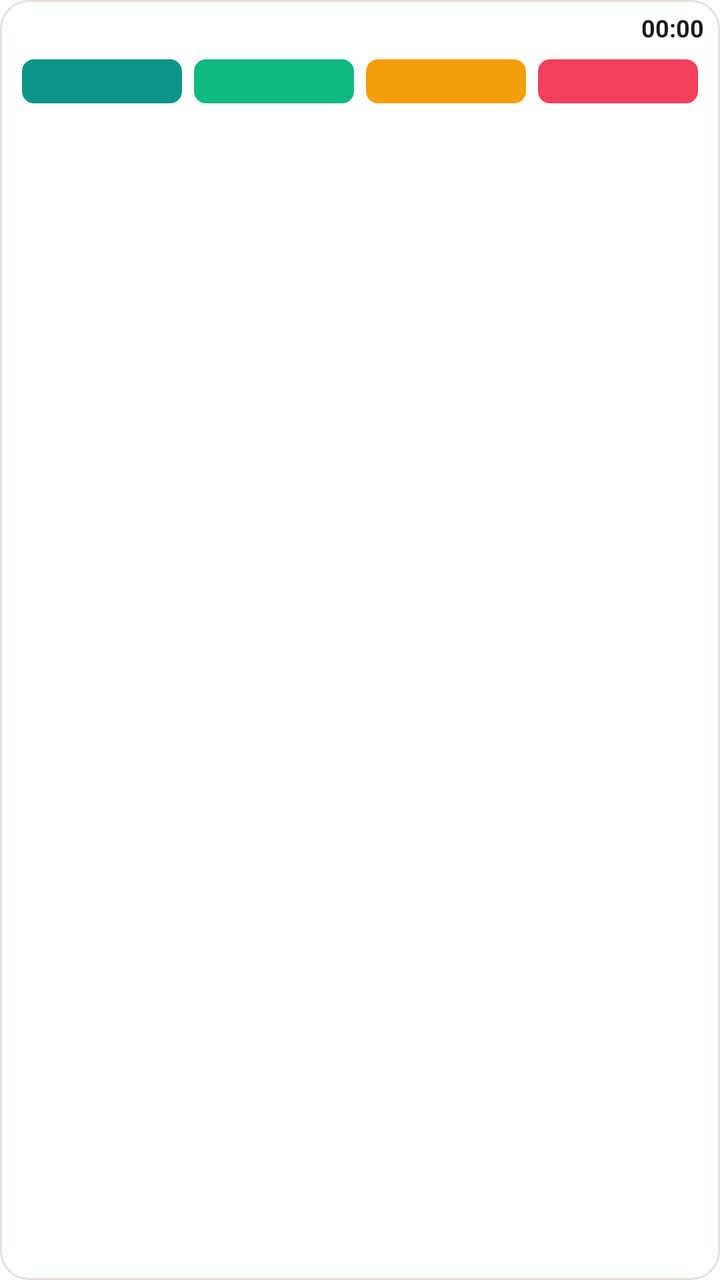
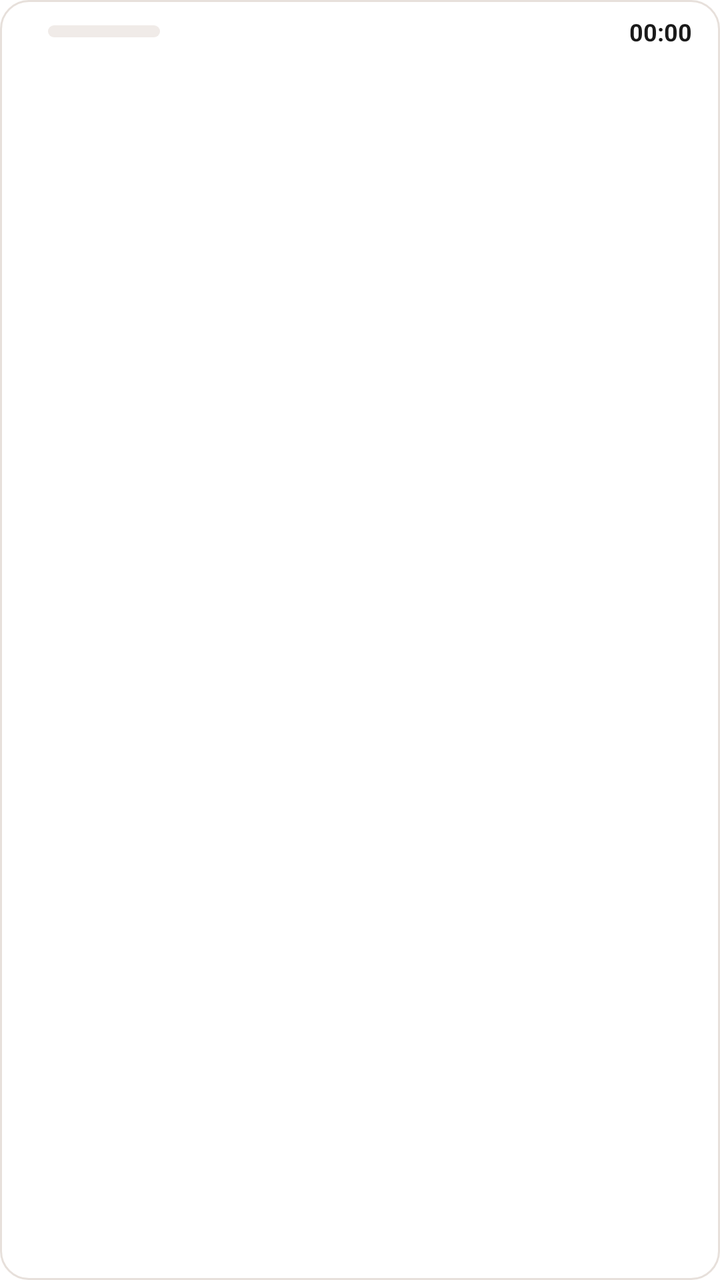

Two renders of the same Android screen: before a commit and after it. Below are the layout's source before the change and the commit's diff.
<!-- AndroidManifest.xml: fallback theme Theme.MaterialComponents.DayNight.NoActionBar -->
<!-- res/layout/okuma_day_card_small.xml -->
<?xml version="1.0" encoding="utf-8"?>
<LinearLayout xmlns:android="http://schemas.android.com/apk/res/android"
  android:layout_width="match_parent" android:layout_height="wrap_content"
  android:background="@drawable/okuma_card_bg" android:orientation="vertical" android:paddingLeft="8dp" android:paddingRight="8dp" android:paddingTop="5dp" android:paddingBottom="2dp">
  <LinearLayout android:layout_width="match_parent" android:layout_height="wrap_content" android:gravity="center_vertical" android:orientation="horizontal">
    <TextView android:id="@+id/title" android:layout_width="0dp" android:layout_height="wrap_content" android:layout_weight="1" android:fontFamily="serif"
      android:maxLines="1" android:ellipsize="end" android:textColor="@color/okuma_fg" android:textSize="13sp" android:textStyle="bold" />
    <TextView android:id="@+id/count" android:layout_width="wrap_content" android:layout_height="wrap_content" android:layout_marginRight="6dp"
      android:textColor="@color/okuma_muted" android:textSize="11sp" android:textStyle="bold" />
    <Chronometer android:id="@+id/countdown" android:layout_width="wrap_content" android:layout_height="wrap_content"
      android:textColor="@color/okuma_fg" android:textSize="12sp" android:textStyle="bold" />
  </LinearLayout>
  <LinearLayout android:layout_width="match_parent" android:layout_height="wrap_content" android:orientation="horizontal">

    <FrameLayout android:id="@+id/btn_kefaret_slot" android:layout_width="0dp" android:layout_height="36dp" android:layout_weight="1"
      android:layout_marginLeft="2dp" android:layout_marginRight="2dp">
      <TextView android:id="@+id/btn_kefaret" android:layout_width="match_parent" android:layout_height="24dp" android:layout_gravity="center_vertical"
        android:background="@drawable/okuma_btn_kefaret" android:gravity="center" android:maxLines="1" android:ellipsize="end"
        android:textColor="#FFFFFF" android:textSize="10sp" android:textStyle="bold" />
      <TextView android:id="@+id/btn_kefaret_top" android:layout_width="wrap_content" android:layout_height="wrap_content"
        android:layout_gravity="top|end" android:background="@drawable/okuma_notch_kefaret" android:paddingLeft="3dp" android:paddingRight="3dp"
        android:textColor="@color/okuma_kefaret" android:textSize="7.5sp" android:textStyle="bold" android:visibility="gone" />
      <TextView android:id="@+id/btn_kefaret_bot" android:layout_width="wrap_content" android:layout_height="wrap_content"
        android:layout_gravity="bottom|end" android:background="@drawable/okuma_notch_none" android:paddingLeft="3dp" android:paddingRight="3dp"
        android:textColor="@color/okuma_none" android:textSize="7.5sp" android:textStyle="bold" android:visibility="gone" />
    </FrameLayout>
    <FrameLayout android:id="@+id/btn_read_slot" android:layout_width="0dp" android:layout_height="36dp" android:layout_weight="1"
      android:layout_marginLeft="2dp" android:layout_marginRight="2dp">
      <TextView android:id="@+id/btn_read" android:layout_width="match_parent" android:layout_height="24dp" android:layout_gravity="center_vertical"
        android:background="@drawable/okuma_btn_read" android:gravity="center" android:maxLines="1" android:ellipsize="end"
        android:textColor="#FFFFFF" android:textSize="10sp" android:textStyle="bold" />
      <TextView android:id="@+id/btn_read_top" android:layout_width="wrap_content" android:layout_height="wrap_content"
        android:layout_gravity="top|end" android:background="@drawable/okuma_notch_read" android:paddingLeft="3dp" android:paddingRight="3dp"
        android:textColor="@color/okuma_read" android:textSize="7.5sp" android:textStyle="bold" android:visibility="gone" />
      <TextView android:id="@+id/btn_read_bot" android:layout_width="wrap_content" android:layout_height="wrap_content"
        android:layout_gravity="bottom|end" android:background="@drawable/okuma_notch_none" android:paddingLeft="3dp" android:paddingRight="3dp"
        android:textColor="@color/okuma_none" android:textSize="7.5sp" android:textStyle="bold" android:visibility="gone" />
    </FrameLayout>
    <FrameLayout android:id="@+id/btn_min_slot" android:layout_width="0dp" android:layout_height="36dp" android:layout_weight="1"
      android:layout_marginLeft="2dp" android:layout_marginRight="2dp">
      <TextView android:id="@+id/btn_min" android:layout_width="match_parent" android:layout_height="24dp" android:layout_gravity="center_vertical"
        android:background="@drawable/okuma_btn_min" android:gravity="center" android:maxLines="1" android:ellipsize="end"
        android:textColor="#FFFFFF" android:textSize="10sp" android:textStyle="bold" />
      <TextView android:id="@+id/btn_min_top" android:layout_width="wrap_content" android:layout_height="wrap_content"
        android:layout_gravity="top|end" android:background="@drawable/okuma_notch_min" android:paddingLeft="3dp" android:paddingRight="3dp"
        android:textColor="@color/okuma_min" android:textSize="7.5sp" android:textStyle="bold" android:visibility="gone" />
      <TextView android:id="@+id/btn_min_bot" android:layout_width="wrap_content" android:layout_height="wrap_content"
        android:layout_gravity="bottom|end" android:background="@drawable/okuma_notch_none" android:paddingLeft="3dp" android:paddingRight="3dp"
        android:textColor="@color/okuma_none" android:textSize="7.5sp" android:textStyle="bold" android:visibility="gone" />
    </FrameLayout>
    <FrameLayout android:id="@+id/btn_none_slot" android:layout_width="0dp" android:layout_height="36dp" android:layout_weight="1"
      android:layout_marginLeft="2dp" android:layout_marginRight="2dp">
      <TextView android:id="@+id/btn_none" android:layout_width="match_parent" android:layout_height="24dp" android:layout_gravity="center_vertical"
        android:background="@drawable/okuma_btn_none" android:gravity="center" android:maxLines="1" android:ellipsize="end"
        android:textColor="#FFFFFF" android:textSize="10sp" android:textStyle="bold" />
      <TextView android:id="@+id/btn_none_top" android:layout_width="wrap_content" android:layout_height="wrap_content"
        android:layout_gravity="top|end" android:background="@drawable/okuma_notch_none" android:paddingLeft="3dp" android:paddingRight="3dp"
        android:textColor="@color/okuma_none" android:textSize="7.5sp" android:textStyle="bold" android:visibility="gone" />
      <TextView android:id="@+id/btn_none_bot" android:layout_width="wrap_content" android:layout_height="wrap_content"
        android:layout_gravity="bottom|end" android:background="@drawable/okuma_notch_none" android:paddingLeft="3dp" android:paddingRight="3dp"
        android:textColor="@color/okuma_none" android:textSize="7.5sp" android:textStyle="bold" android:visibility="gone" />
    </FrameLayout>
  </LinearLayout>
</LinearLayout>
<!-- resources referenced by this layout -->
<resources>
  <color name="okuma_fg">#1A1A1A</color>
  <color name="okuma_kefaret">#0D9488</color>
  <color name="okuma_min">#F59E0B</color>
  <color name="okuma_muted">#57534E</color>
  <color name="okuma_none">#F43F5E</color>
  <color name="okuma_read">#10B981</color>
  <!-- drawable okuma_btn_kefaret (drawable) -->
  <shape xmlns:android="http://schemas.android.com/apk/res/android" android:shape="rectangle">
    <solid android:color="@color/okuma_kefaret" />
    <stroke android:width="2dp" android:color="@android:color/transparent" />
    <corners android:radius="6dp" />
  </shape>
  <!-- drawable okuma_btn_min (drawable) -->
  <shape xmlns:android="http://schemas.android.com/apk/res/android" android:shape="rectangle">
    <solid android:color="@color/okuma_min" />
    <stroke android:width="2dp" android:color="@android:color/transparent" />
    <corners android:radius="6dp" />
  </shape>
  <!-- drawable okuma_btn_none (drawable) -->
  <shape xmlns:android="http://schemas.android.com/apk/res/android" android:shape="rectangle">
    <solid android:color="@color/okuma_none" />
    <stroke android:width="2dp" android:color="@android:color/transparent" />
    <corners android:radius="6dp" />
  </shape>
  <!-- drawable okuma_btn_read (drawable) -->
  <shape xmlns:android="http://schemas.android.com/apk/res/android" android:shape="rectangle">
    <solid android:color="@color/okuma_read" />
    <stroke android:width="2dp" android:color="@android:color/transparent" />
    <corners android:radius="6dp" />
  </shape>
  <!-- drawable okuma_card_bg (drawable) -->
  <shape xmlns:android="http://schemas.android.com/apk/res/android" android:shape="rectangle">
    <solid android:color="@color/okuma_card_bg" />
    <stroke android:width="1dp" android:color="@color/okuma_card_border" />
    <corners android:radius="14dp" />
  </shape>
  <!-- drawable okuma_notch_kefaret (drawable) -->
  <shape xmlns:android="http://schemas.android.com/apk/res/android" android:shape="rectangle">
    <solid android:color="@color/okuma_notch_bg" />
    <stroke android:width="1dp" android:color="@color/okuma_kefaret" />
    <corners android:radius="6dp" />
  </shape>
  <!-- drawable okuma_notch_min (drawable) -->
  <shape xmlns:android="http://schemas.android.com/apk/res/android" android:shape="rectangle">
    <solid android:color="@color/okuma_notch_bg" />
    <stroke android:width="1dp" android:color="@color/okuma_min" />
    <corners android:radius="6dp" />
  </shape>
  <!-- drawable okuma_notch_none (drawable) -->
  <shape xmlns:android="http://schemas.android.com/apk/res/android" android:shape="rectangle">
    <solid android:color="@color/okuma_notch_bg" />
    <stroke android:width="1dp" android:color="@color/okuma_none" />
    <corners android:radius="6dp" />
  </shape>
  <!-- drawable okuma_notch_read (drawable) -->
  <shape xmlns:android="http://schemas.android.com/apk/res/android" android:shape="rectangle">
    <solid android:color="@color/okuma_notch_bg" />
    <stroke android:width="1dp" android:color="@color/okuma_read" />
    <corners android:radius="6dp" />
  </shape>
  <color name="okuma_card_bg">#FFFFFF</color>
  <color name="okuma_card_border">#E7E0DB</color>
  <color name="okuma_notch_bg">#FFFFFF</color>
</resources>

<!-- the commit's change to res/layout/okuma_day_card_small.xml (unified diff, before → after) -->
@@ -1,64 +1,22 @@
 <?xml version="1.0" encoding="utf-8"?>
 <LinearLayout xmlns:android="http://schemas.android.com/apk/res/android"
   android:layout_width="match_parent" android:layout_height="wrap_content"
-  android:background="@drawable/okuma_card_bg" android:orientation="vertical" android:paddingLeft="8dp" android:paddingRight="8dp" android:paddingTop="5dp" android:paddingBottom="2dp">
+  android:background="@drawable/okuma_card_bg" android:orientation="vertical"
+  android:paddingLeft="14dp" android:paddingRight="14dp" android:paddingTop="7dp" android:paddingBottom="5dp">
   <LinearLayout android:layout_width="match_parent" android:layout_height="wrap_content" android:gravity="center_vertical" android:orientation="horizontal">
-    <TextView android:id="@+id/title" android:layout_width="0dp" android:layout_height="wrap_content" android:layout_weight="1" android:fontFamily="serif"
+    <TextView android:id="@+id/title" android:layout_width="wrap_content" android:layout_height="wrap_content" android:maxWidth="150dp" android:fontFamily="serif"
       android:maxLines="1" android:ellipsize="end" android:textColor="@color/okuma_fg" android:textSize="13sp" android:textStyle="bold" />
-    <TextView android:id="@+id/count" android:layout_width="wrap_content" android:layout_height="wrap_content" android:layout_marginRight="6dp"
+    <FrameLayout android:layout_width="56dp" android:layout_height="6dp" android:layout_marginLeft="10dp">
+      <ProgressBar android:id="@+id/progress" style="@android:style/Widget.ProgressBar.Horizontal" android:layout_width="match_parent"
+        android:layout_height="match_parent" android:progressDrawable="@drawable/okuma_mini_progress" />
+      <ProgressBar android:id="@+id/progress_kef" style="@android:style/Widget.ProgressBar.Horizontal" android:layout_width="match_parent"
+        android:layout_height="match_parent" android:progressDrawable="@drawable/okuma_progress_kef" />
+    </FrameLayout>
+    <TextView android:id="@+id/count" android:layout_width="wrap_content" android:layout_height="wrap_content" android:layout_marginLeft="6dp"
       android:textColor="@color/okuma_muted" android:textSize="11sp" android:textStyle="bold" />
+    <TextView android:layout_width="0dp" android:layout_height="1dp" android:layout_weight="1" />
     <Chronometer android:id="@+id/countdown" android:layout_width="wrap_content" android:layout_height="wrap_content"
       android:textColor="@color/okuma_fg" android:textSize="12sp" android:textStyle="bold" />
   </LinearLayout>
-  <LinearLayout android:layout_width="match_parent" android:layout_height="wrap_content" android:orientation="horizontal">
-
-    <FrameLayout android:id="@+id/btn_kefaret_slot" android:layout_width="0dp" android:layout_height="36dp" android:layout_weight="1"
-      android:layout_marginLeft="2dp" android:layout_marginRight="2dp">
-      <TextView android:id="@+id/btn_kefaret" android:layout_width="match_parent" android:layout_height="24dp" android:layout_gravity="center_vertical"
-        android:background="@drawable/okuma_btn_kefaret" android:gravity="center" android:maxLines="1" android:ellipsize="end"
-        android:textColor="#FFFFFF" android:textSize="10sp" android:textStyle="bold" />
-      <TextView android:id="@+id/btn_kefaret_top" android:layout_width="wrap_content" android:layout_height="wrap_content"
-        android:layout_gravity="top|end" android:background="@drawable/okuma_notch_kefaret" android:paddingLeft="3dp" android:paddingRight="3dp"
-        android:textColor="@color/okuma_kefaret" android:textSize="7.5sp" android:textStyle="bold" android:visibility="gone" />
-      <TextView android:id="@+id/btn_kefaret_bot" android:layout_width="wrap_content" android:layout_height="wrap_content"
-        android:layout_gravity="bottom|end" android:background="@drawable/okuma_notch_none" android:paddingLeft="3dp" android:paddingRight="3dp"
-        android:textColor="@color/okuma_none" android:textSize="7.5sp" android:textStyle="bold" android:visibility="gone" />
-    </FrameLayout>
-    <FrameLayout android:id="@+id/btn_read_slot" android:layout_width="0dp" android:layout_height="36dp" android:layout_weight="1"
-      android:layout_marginLeft="2dp" android:layout_marginRight="2dp">
-      <TextView android:id="@+id/btn_read" android:layout_width="match_parent" android:layout_height="24dp" android:layout_gravity="center_vertical"
-        android:background="@drawable/okuma_btn_read" android:gravity="center" android:maxLines="1" android:ellipsize="end"
-        android:textColor="#FFFFFF" android:textSize="10sp" android:textStyle="bold" />
-      <TextView android:id="@+id/btn_read_top" android:layout_width="wrap_content" android:layout_height="wrap_content"
-        android:layout_gravity="top|end" android:background="@drawable/okuma_notch_read" android:paddingLeft="3dp" android:paddingRight="3dp"
-        android:textColor="@color/okuma_read" android:textSize="7.5sp" android:textStyle="bold" android:visibility="gone" />
-      <TextView android:id="@+id/btn_read_bot" android:layout_width="wrap_content" android:layout_height="wrap_content"
-        android:layout_gravity="bottom|end" android:background="@drawable/okuma_notch_none" android:paddingLeft="3dp" android:paddingRight="3dp"
-        android:textColor="@color/okuma_none" android:textSize="7.5sp" android:textStyle="bold" android:visibility="gone" />
-    </FrameLayout>
-    <FrameLayout android:id="@+id/btn_min_slot" android:layout_width="0dp" android:layout_height="36dp" android:layout_weight="1"
-      android:layout_marginLeft="2dp" android:layout_marginRight="2dp">
-      <TextView android:id="@+id/btn_min" android:layout_width="match_parent" android:layout_height="24dp" android:layout_gravity="center_vertical"
-        android:background="@drawable/okuma_btn_min" android:gravity="center" android:maxLines="1" android:ellipsize="end"
-        android:textColor="#FFFFFF" android:textSize="10sp" android:textStyle="bold" />
-      <TextView android:id="@+id/btn_min_top" android:layout_width="wrap_content" android:layout_height="wrap_content"
-        android:layout_gravity="top|end" android:background="@drawable/okuma_notch_min" android:paddingLeft="3dp" android:paddingRight="3dp"
-        android:textColor="@color/okuma_min" android:textSize="7.5sp" android:textStyle="bold" android:visibility="gone" />
-      <TextView android:id="@+id/btn_min_bot" android:layout_width="wrap_content" android:layout_height="wrap_content"
-        android:layout_gravity="bottom|end" android:background="@drawable/okuma_notch_none" android:paddingLeft="3dp" android:paddingRight="3dp"
-        android:textColor="@color/okuma_none" android:textSize="7.5sp" android:textStyle="bold" android:visibility="gone" />
-    </FrameLayout>
-    <FrameLayout android:id="@+id/btn_none_slot" android:layout_width="0dp" android:layout_height="36dp" android:layout_weight="1"
-      android:layout_marginLeft="2dp" android:layout_marginRight="2dp">
-      <TextView android:id="@+id/btn_none" android:layout_width="match_parent" android:layout_height="24dp" android:layout_gravity="center_vertical"
-        android:background="@drawable/okuma_btn_none" android:gravity="center" android:maxLines="1" android:ellipsize="end"
-        android:textColor="#FFFFFF" android:textSize="10sp" android:textStyle="bold" />
-      <TextView android:id="@+id/btn_none_top" android:layout_width="wrap_content" android:layout_height="wrap_content"
-        android:layout_gravity="top|end" android:background="@drawable/okuma_notch_none" android:paddingLeft="3dp" android:paddingRight="3dp"
-        android:textColor="@color/okuma_none" android:textSize="7.5sp" android:textStyle="bold" android:visibility="gone" />
-      <TextView android:id="@+id/btn_none_bot" android:layout_width="wrap_content" android:layout_height="wrap_content"
-        android:layout_gravity="bottom|end" android:background="@drawable/okuma_notch_none" android:paddingLeft="3dp" android:paddingRight="3dp"
-        android:textColor="@color/okuma_none" android:textSize="7.5sp" android:textStyle="bold" android:visibility="gone" />
-    </FrameLayout>
-  </LinearLayout>
+  <LinearLayout android:id="@+id/books" android:layout_width="match_parent" android:layout_height="wrap_content" android:orientation="vertical" />
 </LinearLayout>
<!-- resource entries referenced after the edit -->
@@ -2,66 +2,49 @@
 <resources>
   <color name="okuma_fg">#1A1A1A</color>
   <color name="okuma_kefaret">#0D9488</color>
-  <color name="okuma_min">#F59E0B</color>
   <color name="okuma_muted">#57534E</color>
-  <color name="okuma_none">#F43F5E</color>
   <color name="okuma_read">#10B981</color>
-  <!-- drawable okuma_btn_kefaret (drawable) -->
-  <shape xmlns:android="http://schemas.android.com/apk/res/android" android:shape="rectangle">
-    <solid android:color="@color/okuma_kefaret" />
-    <stroke android:width="2dp" android:color="@android:color/transparent" />
-    <corners android:radius="6dp" />
-  </shape>
-  <!-- drawable okuma_btn_min (drawable) -->
-  <shape xmlns:android="http://schemas.android.com/apk/res/android" android:shape="rectangle">
-    <solid android:color="@color/okuma_min" />
-    <stroke android:width="2dp" android:color="@android:color/transparent" />
-    <corners android:radius="6dp" />
-  </shape>
-  <!-- drawable okuma_btn_none (drawable) -->
-  <shape xmlns:android="http://schemas.android.com/apk/res/android" android:shape="rectangle">
-    <solid android:color="@color/okuma_none" />
-    <stroke android:width="2dp" android:color="@android:color/transparent" />
-    <corners android:radius="6dp" />
-  </shape>
-  <!-- drawable okuma_btn_read (drawable) -->
-  <shape xmlns:android="http://schemas.android.com/apk/res/android" android:shape="rectangle">
-    <solid android:color="@color/okuma_read" />
-    <stroke android:width="2dp" android:color="@android:color/transparent" />
-    <corners android:radius="6dp" />
-  </shape>
   <!-- drawable okuma_card_bg (drawable) -->
   <shape xmlns:android="http://schemas.android.com/apk/res/android" android:shape="rectangle">
     <solid android:color="@color/okuma_card_bg" />
     <stroke android:width="1dp" android:color="@color/okuma_card_border" />
     <corners android:radius="14dp" />
   </shape>
-  <!-- drawable okuma_notch_kefaret (drawable) -->
-  <shape xmlns:android="http://schemas.android.com/apk/res/android" android:shape="rectangle">
-    <solid android:color="@color/okuma_notch_bg" />
-    <stroke android:width="1dp" android:color="@color/okuma_kefaret" />
-    <corners android:radius="6dp" />
-  </shape>
-  <!-- drawable okuma_notch_min (drawable) -->
-  <shape xmlns:android="http://schemas.android.com/apk/res/android" android:shape="rectangle">
-    <solid android:color="@color/okuma_notch_bg" />
-    <stroke android:width="1dp" android:color="@color/okuma_min" />
-    <corners android:radius="6dp" />
-  </shape>
-  <!-- drawable okuma_notch_none (drawable) -->
-  <shape xmlns:android="http://schemas.android.com/apk/res/android" android:shape="rectangle">
-    <solid android:color="@color/okuma_notch_bg" />
-    <stroke android:width="1dp" android:color="@color/okuma_none" />
-    <corners android:radius="6dp" />
-  </shape>
-  <!-- drawable okuma_notch_read (drawable) -->
-  <shape xmlns:android="http://schemas.android.com/apk/res/android" android:shape="rectangle">
-    <solid android:color="@color/okuma_notch_bg" />
-    <stroke android:width="1dp" android:color="@color/okuma_read" />
-    <corners android:radius="6dp" />
-  </shape>
+  <!-- drawable okuma_mini_progress (drawable) -->
+  <layer-list xmlns:android="http://schemas.android.com/apk/res/android">
+    <item android:id="@android:id/background">
+      <shape android:shape="rectangle">
+        <solid android:color="@color/okuma_track" />
+        <corners android:radius="3dp" />
+      </shape>
+    </item>
+    <item android:id="@android:id/progress">
+      <clip>
+        <shape android:shape="rectangle">
+          <solid android:color="@color/okuma_read" />
+          <corners android:radius="3dp" />
+        </shape>
+      </clip>
+    </item>
+  </layer-list>
+  <!-- drawable okuma_progress_kef (drawable) -->
+  <layer-list xmlns:android="http://schemas.android.com/apk/res/android">
+    <item android:id="@android:id/background">
+      <shape android:shape="rectangle">
+        <solid android:color="@android:color/transparent" />
+      </shape>
+    </item>
+    <item android:id="@android:id/progress">
+      <clip>
+        <shape android:shape="rectangle">
+          <solid android:color="@color/okuma_kefaret" />
+          <corners android:radius="5dp" />
+        </shape>
+      </clip>
+    </item>
+  </layer-list>
   <color name="okuma_card_bg">#FFFFFF</color>
   <color name="okuma_card_border">#E7E0DB</color>
-  <color name="okuma_notch_bg">#FFFFFF</color>
+  <color name="okuma_track">#F0EBE8</color>
 </resources>
 
